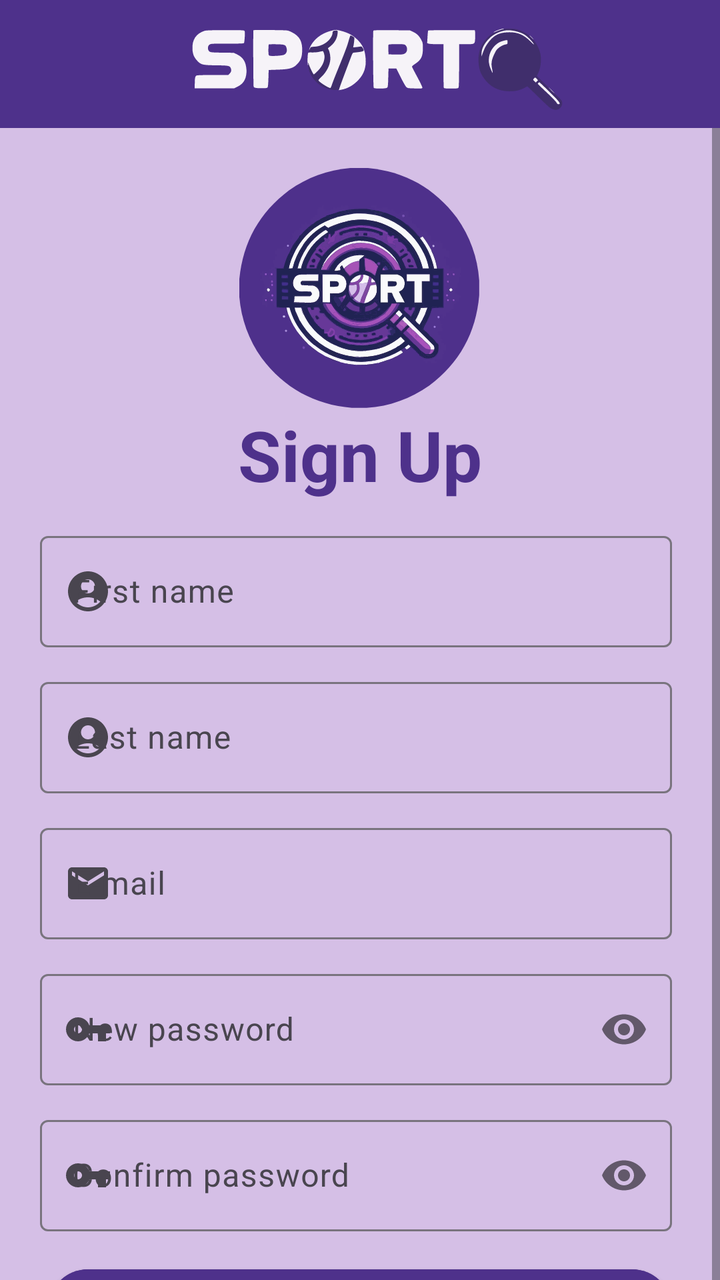
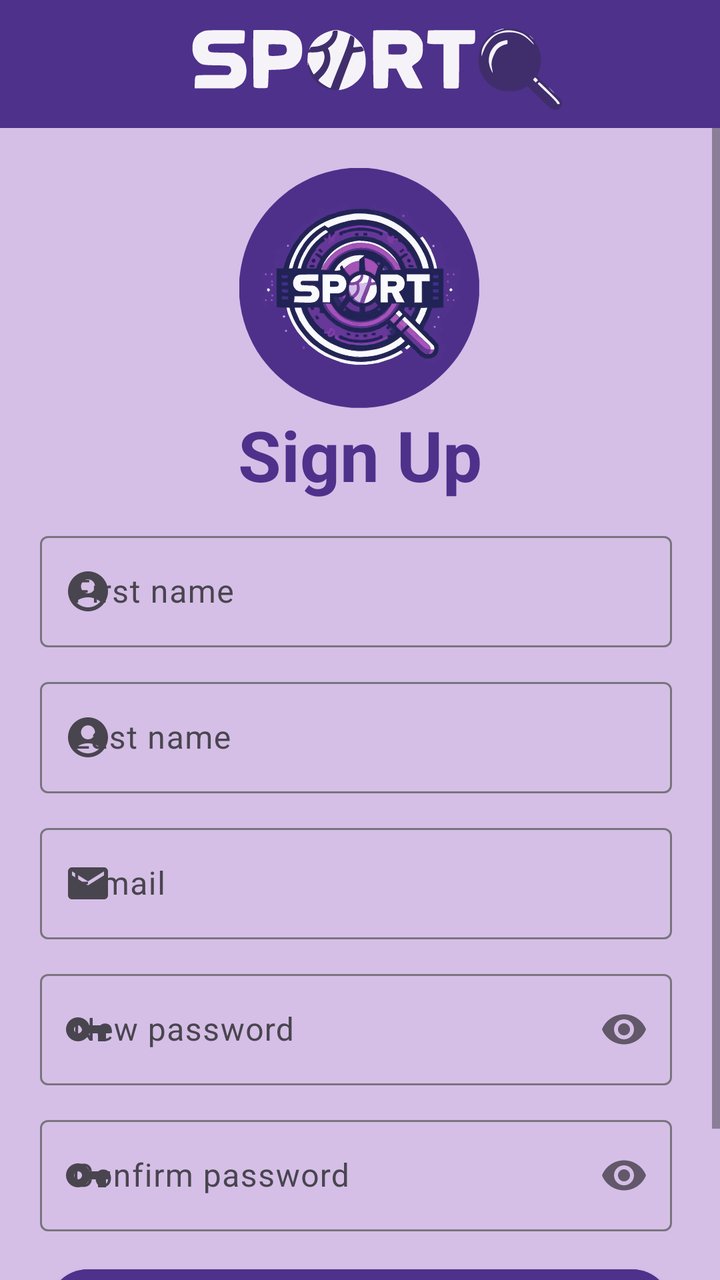

Two renders of the same Android screen: before a commit and after it. Below are the layout's source before the change and the commit's diff.
<!-- AndroidManifest.xml: application theme Theme.SportQ -->
<!-- res/layout/registration_page.xml -->
<?xml version="1.0" encoding="utf-8"?>
<androidx.constraintlayout.widget.ConstraintLayout xmlns:android="http://schemas.android.com/apk/res/android"
    xmlns:app="http://schemas.android.com/apk/res-auto"
    xmlns:tools="http://schemas.android.com/tools"
    android:layout_width="match_parent"
    android:layout_height="match_parent"
    tools:context=".ui.welcome.LoginPage"
    android:background="@color/purple_logo_third">

    <com.google.android.material.appbar.MaterialToolbar
        android:id="@+id/top_appbar"
        android:layout_width="match_parent"
        android:layout_height="?attr/actionBarSize"
        android:background="@color/on_primary_container"
        app:layout_constraintEnd_toEndOf="parent"
        app:layout_constraintStart_toStartOf="parent"
        app:layout_constraintTop_toTopOf="parent"
        app:titleCentered="true"
        app:titleTextAppearance="@style/TextAppearance.AppCompat.Display1"
        app:titleTextColor="@color/white"
        >

        <ImageView
            android:id="@+id/string_logo"
            android:padding="8dp"
            android:layout_marginTop="6dp"
            android:layout_width="match_parent"
            android:layout_height="match_parent"
            android:contentDescription="Logo string"
            android:src="@drawable/string_logo_sportq"/>
    </com.google.android.material.appbar.MaterialToolbar>






    <ScrollView
        android:layout_width="match_parent"
        android:layout_height="wrap_content"

        app:layout_constraintStart_toStartOf="parent"
        app:layout_constraintEnd_toEndOf="parent"
        app:layout_constraintTop_toBottomOf="@+id/top_appbar">

        <androidx.constraintlayout.widget.ConstraintLayout
            android:layout_width="match_parent"
            android:layout_height="match_parent">

            <androidx.constraintlayout.widget.Guideline
                android:id="@+id/left_guideline"
                android:layout_width="wrap_content"
                android:layout_height="wrap_content"
                android:orientation="vertical"
                app:layout_constraintGuide_begin="20dp" />

            <ImageView
                android:id="@+id/logo"
                android:layout_width="wrap_content"
                android:layout_height="wrap_content"
                android:contentDescription="@string/logo"
                app:layout_constraintEnd_toEndOf="parent"
                app:layout_constraintHorizontal_bias="0.498"
                app:layout_constraintStart_toStartOf="parent"
                app:layout_constraintTop_toTopOf="parent"
                android:layout_marginTop="20dp"
                app:srcCompat="@drawable/ic_launcher_sportq" />
            <TextView
                android:id="@+id/textview_sign_up"
                android:layout_width="wrap_content"
                android:layout_height="wrap_content"
                android:text="@string/sign_up"
                android:textColor="@color/purple_logo"
                android:textSize="35sp"
                android:textStyle="bold"
                app:layout_constraintEnd_toEndOf="parent"
                app:layout_constraintStart_toStartOf="parent"
                app:layout_constraintTop_toBottomOf="@+id/logo" />

            <com.google.android.material.textfield.TextInputLayout
                android:id="@+id/text_input_layout_first_name"
                android:layout_width="0dp"
                android:layout_height="wrap_content"
                android:layout_marginTop="12dp"
                android:layout_marginEnd="24dp"
                app:layout_constraintEnd_toEndOf="parent"
                app:layout_constraintStart_toStartOf="@+id/left_guideline"
                app:layout_constraintTop_toBottomOf="@+id/textview_sign_up"
                app:startIconDrawable="@drawable/baseline_account_circle_24"
                app:hintTextColor="@color/purple_logo">

                <com.google.android.material.textfield.TextInputEditText
                    android:id="@+id/text_input_first_name"
                    android:layout_width="match_parent"
                    android:layout_height="wrap_content"
                    android:hint="@string/account_first_name"
                    android:inputType="text"
                    android:textColor="@color/purple_logo"/>
            </com.google.android.material.textfield.TextInputLayout>

            <com.google.android.material.textfield.TextInputLayout
                android:id="@+id/text_input_layout_last_name"
                android:layout_width="0dp"
                android:layout_height="wrap_content"
                android:layout_marginTop="12dp"
                android:layout_marginEnd="24dp"
                app:layout_constraintEnd_toEndOf="parent"
                app:layout_constraintStart_toStartOf="@+id/left_guideline"
                app:layout_constraintTop_toBottomOf="@+id/text_input_layout_first_name"
                app:startIconDrawable="@drawable/baseline_account_circle_24"
                app:hintTextColor="@color/purple_logo">

                <com.google.android.material.textfield.TextInputEditText
                    android:id="@+id/text_input_last_name"
                    android:layout_width="match_parent"
                    android:layout_height="wrap_content"
                    android:hint="@string/account_last_name"
                    android:inputType="text"
                    android:textColor="@color/purple_logo"/>
            </com.google.android.material.textfield.TextInputLayout>

            <com.google.android.material.textfield.TextInputLayout
                android:id="@+id/text_input_layout_email"
                android:layout_width="0dp"
                android:layout_height="wrap_content"
                android:layout_marginTop="12dp"
                android:layout_marginEnd="24dp"
                app:layout_constraintEnd_toEndOf="parent"
                app:layout_constraintStart_toStartOf="@+id/left_guideline"
                app:layout_constraintTop_toBottomOf="@+id/text_input_layout_last_name"
                app:startIconDrawable="@drawable/ic_baseline_email_24"
                app:hintTextColor="@color/purple_logo">

                <com.google.android.material.textfield.TextInputEditText
                    android:id="@+id/text_input_email"
                    android:layout_width="match_parent"
                    android:layout_height="wrap_content"
                    android:hint="@string/email"
                    android:inputType="textEmailAddress"
                    android:textColor="@color/purple_logo"/>
            </com.google.android.material.textfield.TextInputLayout>

            <com.google.android.material.textfield.TextInputLayout
                android:id="@+id/text_input_layout_new_password"
                android:layout_width="0dp"
                android:layout_height="wrap_content"
                android:layout_marginTop="12dp"
                android:layout_marginEnd="24dp"
                app:layout_constraintEnd_toEndOf="parent"
                app:layout_constraintStart_toStartOf="@+id/left_guideline"
                app:layout_constraintTop_toBottomOf="@+id/text_input_layout_email"
                app:passwordToggleEnabled="true"
                app:startIconDrawable="@drawable/ic_baseline_vpn_key_24"
                app:hintTextColor="@color/purple_logo">

                <com.google.android.material.textfield.TextInputEditText
                    android:id="@+id/text_input_new_password"
                    android:layout_width="match_parent"
                    android:layout_height="wrap_content"
                    android:hint="@string/new_password"
                    android:inputType="textPassword"
                    android:textColor="@color/purple_logo"/>
            </com.google.android.material.textfield.TextInputLayout>


            <com.google.android.material.textfield.TextInputLayout
                android:id="@+id/text_input_layout_confirm_password"
                android:layout_width="0dp"
                android:layout_height="wrap_content"
                android:layout_marginTop="12dp"
                android:layout_marginEnd="24dp"
                app:layout_constraintEnd_toEndOf="parent"
                app:layout_constraintStart_toStartOf="@+id/left_guideline"
                app:layout_constraintTop_toBottomOf="@+id/text_input_layout_new_password"
                app:passwordToggleEnabled="true"
                app:startIconDrawable="@drawable/ic_baseline_vpn_key_24"
                app:hintTextColor="@color/purple_logo">

                <com.google.android.material.textfield.TextInputEditText
                    android:id="@+id/text_input_confirm_password"
                    android:layout_width="match_parent"
                    android:layout_height="wrap_content"
                    android:hint="@string/confirm_password"
                    android:inputType="textPassword"
                    android:textColor="@color/purple_logo"/>
            </com.google.android.material.textfield.TextInputLayout>


            <Button
                android:id="@+id/button_sign_up"
                style="@style/Widget.Material3.Button.ElevatedButton"
                android:layout_width="0dp"
                android:layout_height="wrap_content"
                android:layout_marginStart="24dp"
                android:layout_marginTop="15dp"
                android:layout_marginEnd="24dp"
                android:backgroundTint="@color/on_primary_container"
                android:elevation="3dp"
                android:text="@string/sign_up"
                android:textColor="@color/white"
                android:textSize="14sp"
                app:layout_constraintEnd_toEndOf="parent"
                app:layout_constraintStart_toStartOf="parent"
                app:layout_constraintTop_toBottomOf="@+id/text_input_layout_confirm_password"
                app:rippleColor="@color/purple_first" />

            <TextView
                android:id="@+id/textview_already_account"
                android:layout_width="wrap_content"
                android:layout_height="wrap_content"
                android:layout_marginTop="10dp"
                android:layout_marginBottom="10dp"
                android:text="@string/already_have_account"
                android:textSize="14sp"
                app:layout_constraintHorizontal_chainStyle="packed"
                app:layout_constraintBottom_toBottomOf="parent"
                app:layout_constraintStart_toStartOf="parent"
                app:layout_constraintTop_toBottomOf="@+id/button_sign_up"
                app:layout_constraintEnd_toStartOf="@+id/button_login" />

            <Button
                android:id="@+id/button_login"
                style="@style/Widget.Material3.Button.TextButton"
                android:layout_width="wrap_content"
                android:layout_height="wrap_content"
                android:text="@string/login"
                android:textSize="14sp"
                app:layout_constraintBaseline_toBaselineOf="@+id/textview_already_account"
                app:layout_constraintEnd_toEndOf="parent"
                app:layout_constraintHorizontal_chainStyle="packed"
                app:layout_constraintStart_toEndOf="@+id/textview_already_account"
                app:textAllCaps="false" />


        </androidx.constraintlayout.widget.ConstraintLayout>


    </ScrollView>



</androidx.constraintlayout.widget.ConstraintLayout>
<!-- resources referenced by this layout -->
<resources>
  <color name="on_primary_container">#4E318B</color>
  <color name="purple_first">#6756BE</color>
  <color name="purple_logo">#4e318b</color>
  <color name="purple_logo_third">#d5bfe6</color>
  <color name="white">#FFFFFFFF</color>
  <!-- drawable baseline_account_circle_24 (drawable) -->
  <vector android:height="24dp" android:tint="@color/purple_logo"
      android:viewportHeight="24" android:viewportWidth="24"
      android:width="24dp" xmlns:android="http://schemas.android.com/apk/res/android">
      <path android:fillColor="@android:color/white" android:pathData="M12,2C6.48,2 2,6.48 2,12s4.48,10 10,10s10,-4.48 10,-10S17.52,2 12,2zM12,6c1.93,0 3.5,1.57 3.5,3.5S13.93,13 12,13s-3.5,-1.57 -3.5,-3.5S10.07,6 12,6zM12,20c-2.03,0 -4.43,-0.82 -6.14,-2.88C7.55,15.8 9.68,15 12,15s4.45,0.8 6.14,2.12C16.43,19.18 14.03,20 12,20z"/>
  </vector>
  <!-- drawable ic_baseline_email_24 (drawable) -->
  <vector android:height="24dp" android:tint="#000000"
      android:viewportHeight="24" android:viewportWidth="24"
      android:width="24dp" xmlns:android="http://schemas.android.com/apk/res/android">
      <path android:fillColor="@android:color/white" android:pathData="M20,4L4,4c-1.1,0 -1.99,0.9 -1.99,2L2,18c0,1.1 0.9,2 2,2h16c1.1,0 2,-0.9 2,-2L22,6c0,-1.1 -0.9,-2 -2,-2zM20,8l-8,5 -8,-5L4,6l8,5 8,-5v2z"/>
  </vector>
  <!-- drawable ic_baseline_vpn_key_24 (drawable) -->
  <vector android:height="24dp" android:tint="#000000"
      android:viewportHeight="24" android:viewportWidth="24"
      android:width="24dp" xmlns:android="http://schemas.android.com/apk/res/android">
      <path android:fillColor="@android:color/white" android:pathData="M12.65,10C11.83,7.67 9.61,6 7,6c-3.31,0 -6,2.69 -6,6s2.69,6 6,6c2.61,0 4.83,-1.67 5.65,-4H17v4h4v-4h2v-4H12.65zM7,14c-1.1,0 -2,-0.9 -2,-2s0.9,-2 2,-2 2,0.9 2,2 -0.9,2 -2,2z"/>
  </vector>
  <!-- drawable ic_launcher_sportq: vector/xml drawable (drawable, 256883 chars, omitted) -->
  <!-- drawable string_logo_sportq: vector/xml drawable (drawable, 9180 chars, omitted) -->
  <string name="account_first_name">First name</string>
  <string name="account_last_name">Last name</string>
  <string name="already_have_account">Already have an account?</string>
  <string name="confirm_password">Confirm password</string>
  <string name="email" translatable="false">E-mail</string>
  <string name="login" translatable="false">Login</string>
  <string name="logo">Logo Application</string>
  <string name="new_password">New password</string>
  <string name="sign_up">Sign Up</string>
  <style name="Theme.SportQ" parent="Base.Theme.SportQ" />
  <style name="Base.Theme.SportQ" parent="Theme.Material3.DayNight.NoActionBar">
          
      </style>
</resources>

<!-- the commit's change to res/layout/registration_page.xml (unified diff, before → after) -->
@@ -26,26 +26,21 @@
             android:layout_marginTop="6dp"
             android:layout_width="match_parent"
             android:layout_height="match_parent"
-            android:contentDescription="Logo string"
+            android:contentDescription="@string/logo"
             android:src="@drawable/string_logo_sportq"/>
     </com.google.android.material.appbar.MaterialToolbar>
 
-
-
-
-
-
     <ScrollView
         android:layout_width="match_parent"
-        android:layout_height="wrap_content"
-
+        android:layout_height="0dp"
         app:layout_constraintStart_toStartOf="parent"
         app:layout_constraintEnd_toEndOf="parent"
-        app:layout_constraintTop_toBottomOf="@+id/top_appbar">
+        app:layout_constraintTop_toBottomOf="@+id/top_appbar"
+        app:layout_constraintBottom_toBottomOf="parent">
 
         <androidx.constraintlayout.widget.ConstraintLayout
             android:layout_width="match_parent"
-            android:layout_height="match_parent">
+            android:layout_height="wrap_content">
 
             <androidx.constraintlayout.widget.Guideline
                 android:id="@+id/left_guideline"
